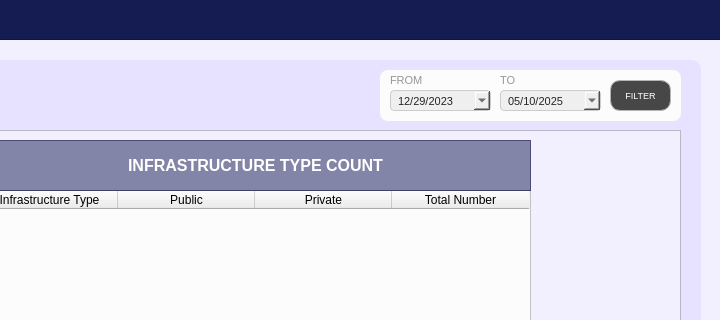
Above: Resources/UIs/MainPages/StatisticPages/infrastructure.ui from Yohhannn/Barangay-Records-Statistics-System before the change; both pictures show x 630 to 1350 and y 0 to 320 of the 1350 by 850 pixel window. Below: the same form after it.
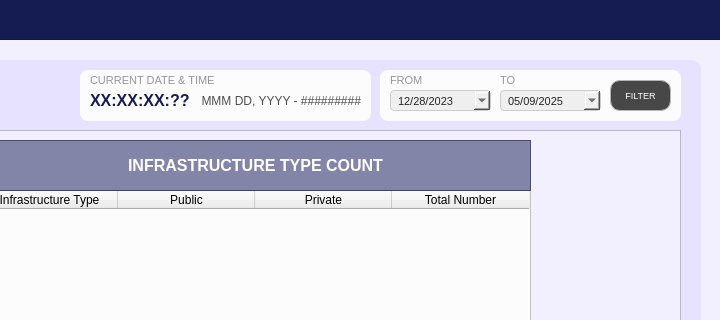
That is the form after the change. Icons and pictures are not drawn.

Commit message: Added Date and Time UI for Statistic Sub Pages

The edit to the form file:
```diff
--- a/Resources/UIs/MainPages/StatisticPages/infrastructure.ui
+++ b/Resources/UIs/MainPages/StatisticPages/infrastructure.ui
@@ -901,7 +901,7 @@
        <second>0</second>
        <year>2023</year>
        <month>12</month>
-       <day>29</day>
+       <day>28</day>
       </datetime>
      </property>
      <property name="displayFormat">
@@ -949,7 +949,7 @@
        <second>0</second>
        <year>2025</year>
        <month>5</month>
-       <day>10</day>
+       <day>9</day>
       </datetime>
      </property>
      <property name="displayFormat">
@@ -1020,6 +1020,145 @@
      </property>
     </widget>
    </widget>
+   <widget class="QFrame" name="demo_frameDateTime">
+    <property name="geometry">
+     <rect>
+      <x>690</x>
+      <y>10</y>
+      <width>291</width>
+      <height>51</height>
+     </rect>
+    </property>
+    <property name="styleSheet">
+     <string notr="true">#demo_frameDateTime {
+  background-color: #fcfcfc;
+  border-radius: 8px; /* Adjust the pixel value to control the roundness */
+}</string>
+    </property>
+    <property name="frameShape">
+     <enum>QFrame::Shape::StyledPanel</enum>
+    </property>
+    <property name="frameShadow">
+     <enum>QFrame::Shadow::Raised</enum>
+    </property>
+    <widget class="QLabel" name="label_total_indppl_3">
+     <property name="geometry">
+      <rect>
+       <x>20</x>
+       <y>100</y>
+       <width>231</width>
+       <height>21</height>
+      </rect>
+     </property>
+     <property name="font">
+      <font>
+       <family>Arial</family>
+       <pointsize>11</pointsize>
+       <bold>true</bold>
+      </font>
+     </property>
+     <property name="styleSheet">
+      <string notr="true">#label_total_indppl {
+	background-color: transparent;
+	color: #4f4f4f;
+}
+</string>
+     </property>
+     <property name="text">
+      <string/>
+     </property>
+     <property name="alignment">
+      <set>Qt::AlignmentFlag::AlignLeading|Qt::AlignmentFlag::AlignLeft|Qt::AlignmentFlag::AlignVCenter</set>
+     </property>
+    </widget>
+    <widget class="QLabel" name="label_datetime">
+     <property name="geometry">
+      <rect>
+       <x>10</x>
+       <y>1</y>
+       <width>161</width>
+       <height>20</height>
+      </rect>
+     </property>
+     <property name="font">
+      <font>
+       <family>Arial</family>
+       <pointsize>8</pointsize>
+      </font>
+     </property>
+     <property name="styleSheet">
+      <string notr="true">#label_datetime{
+	color: #969696;
+}</string>
+     </property>
+     <property name="text">
+      <string>&lt;html&gt;&lt;head/&gt;&lt;body&gt;&lt;p&gt;CURRENT DATE &amp;amp; TIME&lt;/p&gt;&lt;/body&gt;&lt;/html&gt;</string>
+     </property>
+     <property name="alignment">
+      <set>Qt::AlignmentFlag::AlignLeading|Qt::AlignmentFlag::AlignLeft|Qt::AlignmentFlag::AlignVCenter</set>
+     </property>
+    </widget>
+    <widget class="QLabel" name="text_time">
+     <property name="geometry">
+      <rect>
+       <x>10</x>
+       <y>20</y>
+       <width>111</width>
+       <height>21</height>
+      </rect>
+     </property>
+     <property name="font">
+      <font>
+       <family>Arial</family>
+       <pointsize>12</pointsize>
+       <bold>true</bold>
+      </font>
+     </property>
+     <property name="styleSheet">
+      <string notr="true">#text_time {
+	background-color: transparent;
+	color: #141c52;
+}
+</string>
+     </property>
+     <property name="text">
+      <string>XX:XX:XX:??</string>
+     </property>
+     <property name="alignment">
+      <set>Qt::AlignmentFlag::AlignLeading|Qt::AlignmentFlag::AlignLeft|Qt::AlignmentFlag::AlignVCenter</set>
+     </property>
+    </widget>
+    <widget class="QLabel" name="text_date">
+     <property name="geometry">
+      <rect>
+       <x>120</x>
+       <y>20</y>
+       <width>161</width>
+       <height>21</height>
+      </rect>
+     </property>
+     <property name="font">
+      <font>
+       <family>Arial</family>
+       <pointsize>9</pointsize>
+       <bold>false</bold>
+      </font>
+     </property>
+     <property name="styleSheet">
+      <string notr="true">#text_date {
+	background-color: transparent;
+	color: #4f4f4f;
+}
+</string>
+     </property>
+     <property name="text">
+      <string>MMM DD, YYYY - #########</string>
+     </property>
+     <property name="alignment">
+      <set>Qt::AlignmentFlag::AlignRight|Qt::AlignmentFlag::AlignTrailing|Qt::AlignmentFlag::AlignVCenter</set>
+     </property>
+    </widget>
+   </widget>
   </widget>
  </widget>
  <resources/>
```
The commit also changes 13 other files.
